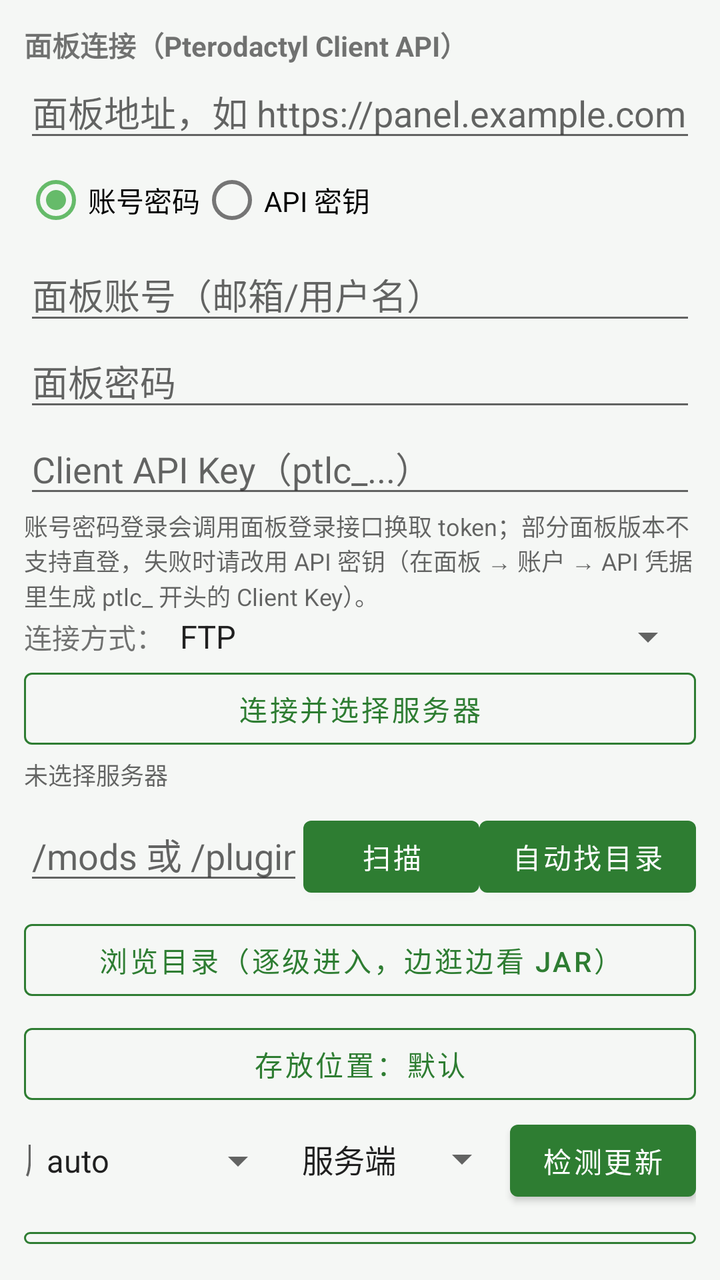
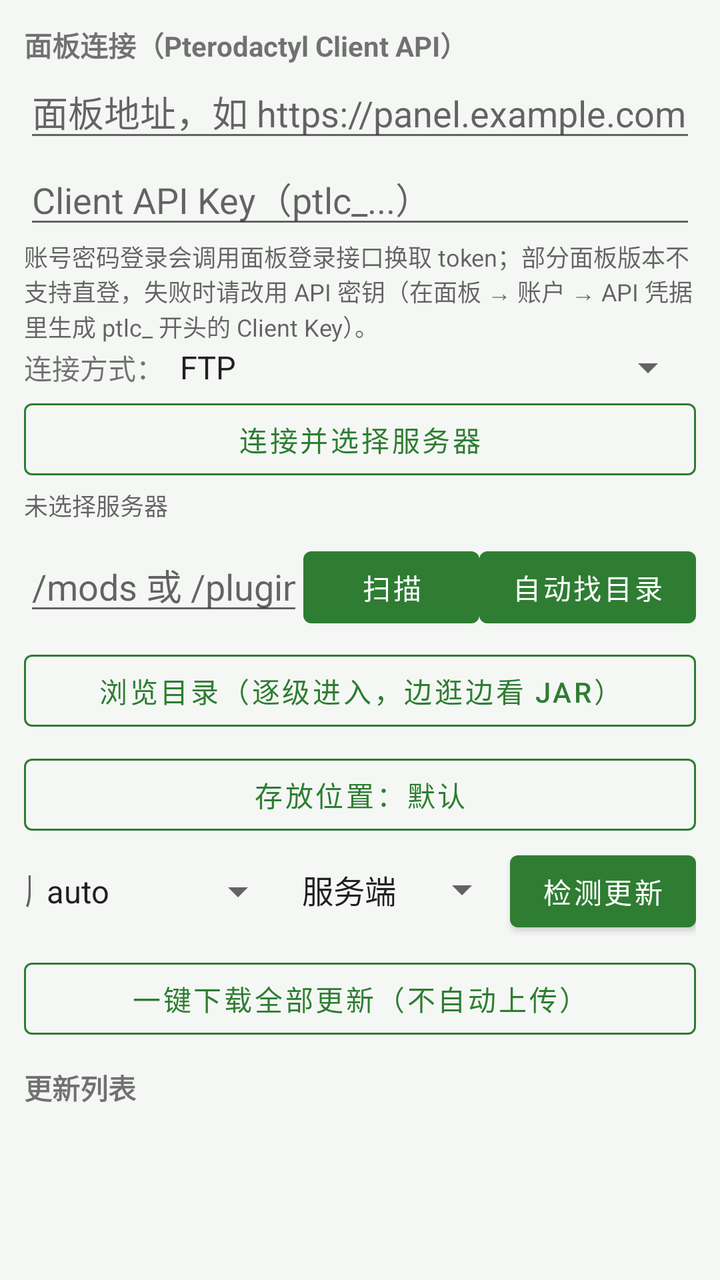

Screens rendered from an Android XML layout before and after an edit, with the pre-edit source and the edit as a unified diff.
<!-- AndroidManifest.xml: application theme Theme.ModMigrator -->
<!-- res/layout/fragment_server.xml -->
<?xml version="1.0" encoding="utf-8"?>
<LinearLayout xmlns:android="http://schemas.android.com/apk/res/android"
    android:layout_width="match_parent"
    android:layout_height="match_parent"
    android:orientation="vertical"
    android:padding="12dp">

    <TextView
        android:layout_width="wrap_content"
        android:layout_height="wrap_content"
        android:text="面板连接（Pterodactyl Client API）"
        android:textStyle="bold" />

    <EditText
        android:id="@+id/etPanelBase"
        android:layout_width="match_parent"
        android:layout_height="wrap_content"
        android:hint="面板地址，如 https://panel.example.com"
        android:inputType="textUri"
        android:singleLine="true" />

    <RadioGroup
        android:id="@+id/rgAuth"
        android:layout_width="match_parent"
        android:layout_height="wrap_content"
        android:orientation="horizontal">

        <RadioButton
            android:id="@+id/rbLogin"
            android:layout_width="wrap_content"
            android:layout_height="wrap_content"
            android:checked="true"
            android:text="@string/panel_mode_login" />

        <RadioButton
            android:id="@+id/rbKey"
            android:layout_width="wrap_content"
            android:layout_height="wrap_content"
            android:text="@string/panel_mode_key" />
    </RadioGroup>

    <EditText
        android:id="@+id/etPanelUser"
        android:layout_width="match_parent"
        android:layout_height="wrap_content"
        android:hint="@string/panel_user"
        android:inputType="textEmailAddress"
        android:singleLine="true" />

    <EditText
        android:id="@+id/etPanelPass"
        android:layout_width="match_parent"
        android:layout_height="wrap_content"
        android:hint="@string/panel_pass"
        android:inputType="textPassword"
        android:singleLine="true" />

    <EditText
        android:id="@+id/etPanelKey"
        android:layout_width="match_parent"
        android:layout_height="wrap_content"
        android:hint="Client API Key（ptlc_...）"
        android:inputType="textPassword"
        android:singleLine="true" />

    <TextView
        android:layout_width="match_parent"
        android:layout_height="wrap_content"
        android:text="@string/panel_auth_hint"
        android:textColor="@color/textSecondary"
        android:textSize="12sp" />

    
    <LinearLayout
        android:layout_width="match_parent"
        android:layout_height="wrap_content"
        android:orientation="horizontal">

        <TextView
            android:layout_width="wrap_content"
            android:layout_height="wrap_content"
            android:text="连接方式：" />

        <Spinner
            android:id="@+id/spRemoteKind"
            android:layout_width="0dp"
            android:layout_height="wrap_content"
            android:layout_weight="1"
            android:entries="@array/remote_kinds" />
    </LinearLayout>

    
    <LinearLayout
        android:id="@+id/boxRemote"
        android:layout_width="match_parent"
        android:layout_height="wrap_content"
        android:orientation="vertical"
        android:visibility="gone">

        <LinearLayout
            android:layout_width="match_parent"
            android:layout_height="wrap_content"
            android:orientation="horizontal">

            <EditText
                android:id="@+id/etRemoteHost"
                android:layout_width="0dp"
                android:layout_height="wrap_content"
                android:layout_weight="3"
                android:hint="主机，如 1.2.3.4 或 srv.example.com"
                android:inputType="text"
                android:singleLine="true" />

            <EditText
                android:id="@+id/etRemotePort"
                android:layout_width="0dp"
                android:layout_height="wrap_content"
                android:layout_weight="1"
                android:hint="端口"
                android:inputType="number"
                android:singleLine="true" />
        </LinearLayout>

        <LinearLayout
            android:layout_width="match_parent"
            android:layout_height="wrap_content"
            android:orientation="horizontal">

            <EditText
                android:id="@+id/etRemoteUser"
                android:layout_width="0dp"
                android:layout_height="wrap_content"
                android:layout_weight="1"
                android:hint="用户名"
                android:inputType="text"
                android:singleLine="true" />

            <EditText
                android:id="@+id/etRemotePass"
                android:layout_width="0dp"
                android:layout_height="wrap_content"
                android:layout_weight="1"
                android:hint="密码"
                android:inputType="textPassword"
                android:singleLine="true" />
        </LinearLayout>

        <TextView
            android:layout_width="match_parent"
            android:layout_height="wrap_content"
            android:text="用服务器的 FTP/SSH 账号密码直连，可以浏览并读取 mods、plugins 目录。端口留空用默认值（FTP 21 / SFTP 22）。"
            android:textColor="@color/textSecondary"
            android:textSize="12sp" />
    </LinearLayout>

    <Button
        android:id="@+id/btnConnect"
        style="@style/AppButtonOutlined"
        android:layout_width="match_parent"
        android:layout_height="wrap_content"
        android:text="连接并选择服务器" />

    <TextView
        android:id="@+id/tvServer"
        android:layout_width="match_parent"
        android:layout_height="wrap_content"
        android:text="未选择服务器"
        android:textColor="@color/textSecondary"
        android:textSize="12sp" />

    <LinearLayout
        android:layout_width="match_parent"
        android:layout_height="wrap_content"
        android:layout_marginTop="8dp"
        android:orientation="horizontal">

        <EditText
            android:id="@+id/etPanelDir"
            android:layout_width="0dp"
            android:layout_height="wrap_content"
            android:layout_weight="1"
            android:hint="/mods 或 /plugins"
            android:inputType="text"
            android:singleLine="true" />

        <Button
            android:id="@+id/btnScanFiles"
            android:layout_width="wrap_content"
            android:layout_height="wrap_content"
            android:text="@string/panel_scan" />

        <Button
            android:id="@+id/btnProbeDir"
            android:layout_width="wrap_content"
            android:layout_height="wrap_content"
            android:text="@string/panel_probe_dir" />
    </LinearLayout>

    <Button
        android:id="@+id/btnBrowseDir"
        style="@style/AppButtonOutlined"
        android:layout_width="match_parent"
        android:layout_height="wrap_content"
        android:layout_marginTop="4dp"
        android:text="浏览目录（逐级进入，边逛边看 jar）" />

    <Button
        android:id="@+id/btnPickOutDir"
        style="@style/AppButtonOutlined"
        android:layout_width="match_parent"
        android:layout_height="wrap_content"
        android:layout_marginTop="4dp"
        android:text="存放位置：默认" />

    <LinearLayout
        android:layout_width="match_parent"
        android:layout_height="wrap_content"
        android:orientation="horizontal">

        <EditText
            android:id="@+id/etVersion"
            android:layout_width="0dp"
            android:layout_height="wrap_content"
            android:layout_weight="1"
            android:hint="服务器 MC 版本"
            android:inputType="text"
            android:singleLine="true" />

        <Spinner
            android:id="@+id/spLoader"
            android:layout_width="wrap_content"
            android:layout_height="wrap_content"
            android:entries="@array/loaders" />

        <Spinner
            android:id="@+id/spSide"
            android:layout_width="wrap_content"
            android:layout_height="wrap_content"
            android:entries="@array/sides" />

        <Button
            android:id="@+id/btnCheckUpdates"
            android:layout_width="wrap_content"
            android:layout_height="wrap_content"
            android:text="检测更新" />
    </LinearLayout>

    <Button
        android:id="@+id/btnDownloadAll"
        style="@style/AppButtonOutlined"
        android:layout_width="match_parent"
        android:layout_height="wrap_content"
        android:layout_marginTop="6dp"
        android:text="一键下载全部更新（不自动上传）" />

    <TextView
        android:layout_width="wrap_content"
        android:layout_height="wrap_content"
        android:layout_marginTop="10dp"
        android:text="更新列表"
        android:textStyle="bold" />

    <androidx.recyclerview.widget.RecyclerView
        android:id="@+id/rvUpdates"
        android:layout_width="match_parent"
        android:layout_height="0dp"
        android:layout_weight="1" />

    <TextView
        android:id="@+id/tvLog"
        android:layout_width="match_parent"
        android:layout_height="wrap_content"
        android:maxHeight="120dp"
        android:textColor="@color/textSecondary"
        android:textSize="12sp" />
</LinearLayout>
<!-- resources referenced by this layout -->
<resources>
  <string-array name="loaders">
          <item>auto</item>
          <item>fabric</item>
          <item>forge</item>
          <item>neoforge</item>
          <item>quilt</item>
      </string-array>
  <string-array name="remote_kinds">
          <item>FTP</item>
          <item>FTPS（显式 TLS）</item>
          <item>SFTP（SSH）</item>
      </string-array>
  <string-array name="sides">
          <item>服务端</item>
          <item>客户端</item>
      </string-array>
  <color name="textSecondary">#99000000</color>
  <string name="panel_auth_hint">账号密码登录会调用面板登录接口换取 token；部分面板版本不支持直登，失败时请改用 API 密钥（在面板 → 账户 → API 凭据里生成 ptlc_ 开头的 Client Key）。</string>
  <string name="panel_mode_key">API 密钥</string>
  <string name="panel_mode_login">账号密码</string>
  <string name="panel_pass">面板密码</string>
  <string name="panel_probe_dir">自动找目录</string>
  <string name="panel_scan">扫描</string>
  <string name="panel_user">面板账号（邮箱/用户名）</string>
  <style name="AppButtonOutlined" parent="Widget.MaterialComponents.Button.OutlinedButton">
          <item name="strokeColor">?attr/colorPrimary</item>
          <item name="android:textColor">?attr/colorPrimary</item>
          <item name="iconTint">?attr/colorPrimary</item>
          <item name="rippleColor">?attr/colorPrimary</item>
      </style>
  <style name="Theme.ModMigrator" parent="Theme.MaterialComponents.DayNight.NoActionBar">
          <item name="colorPrimary">@color/primary</item>
          <item name="colorPrimaryDark">@color/primaryDark</item>
          <item name="colorAccent">@color/accent</item>
          <item name="android:windowBackground">@color/bg</item>
          <item name="android:statusBarColor">@color/primaryDark</item>
          <item name="preferenceTheme">@style/PreferenceThemeOverlay</item>
          
          <item name="materialButtonStyle">@style/AppButton</item>
      </style>
  <color name="primary">#FF2E7D32</color>
  <color name="primaryDark">#FF1B5E20</color>
  <color name="accent">#FF66BB6A</color>
  <color name="bg">#FFF5F7F5</color>
  <style name="AppButton" parent="Widget.MaterialComponents.Button">
          <item name="backgroundTint">?attr/colorPrimary</item>
          <item name="android:textColor">@android:color/white</item>
          <item name="rippleColor">?attr/colorPrimary</item>
      </style>
</resources>

<!-- the commit's change to res/layout/fragment_server.xml (unified diff, before → after) -->
@@ -19,42 +19,6 @@
         android:inputType="textUri"
         android:singleLine="true" />
 
-    <RadioGroup
-        android:id="@+id/rgAuth"
-        android:layout_width="match_parent"
-        android:layout_height="wrap_content"
-        android:orientation="horizontal">
-
-        <RadioButton
-            android:id="@+id/rbLogin"
-            android:layout_width="wrap_content"
-            android:layout_height="wrap_content"
-            android:checked="true"
-            android:text="@string/panel_mode_login" />
-
-        <RadioButton
-            android:id="@+id/rbKey"
-            android:layout_width="wrap_content"
-            android:layout_height="wrap_content"
-            android:text="@string/panel_mode_key" />
-    </RadioGroup>
-
-    <EditText
-        android:id="@+id/etPanelUser"
-        android:layout_width="match_parent"
-        android:layout_height="wrap_content"
-        android:hint="@string/panel_user"
-        android:inputType="textEmailAddress"
-        android:singleLine="true" />
-
-    <EditText
-        android:id="@+id/etPanelPass"
-        android:layout_width="match_parent"
-        android:layout_height="wrap_content"
-        android:hint="@string/panel_pass"
-        android:inputType="textPassword"
-        android:singleLine="true" />
-
     <EditText
         android:id="@+id/etPanelKey"
         android:layout_width="match_parent"
<!-- resource entries referenced after the edit -->
@@ -18,12 +18,8 @@
       </string-array>
   <color name="textSecondary">#99000000</color>
   <string name="panel_auth_hint">账号密码登录会调用面板登录接口换取 token；部分面板版本不支持直登，失败时请改用 API 密钥（在面板 → 账户 → API 凭据里生成 ptlc_ 开头的 Client Key）。</string>
-  <string name="panel_mode_key">API 密钥</string>
-  <string name="panel_mode_login">账号密码</string>
-  <string name="panel_pass">面板密码</string>
   <string name="panel_probe_dir">自动找目录</string>
   <string name="panel_scan">扫描</string>
-  <string name="panel_user">面板账号（邮箱/用户名）</string>
   <style name="AppButtonOutlined" parent="Widget.MaterialComponents.Button.OutlinedButton">
           <item name="strokeColor">?attr/colorPrimary</item>
           <item name="android:textColor">?attr/colorPrimary</item>
